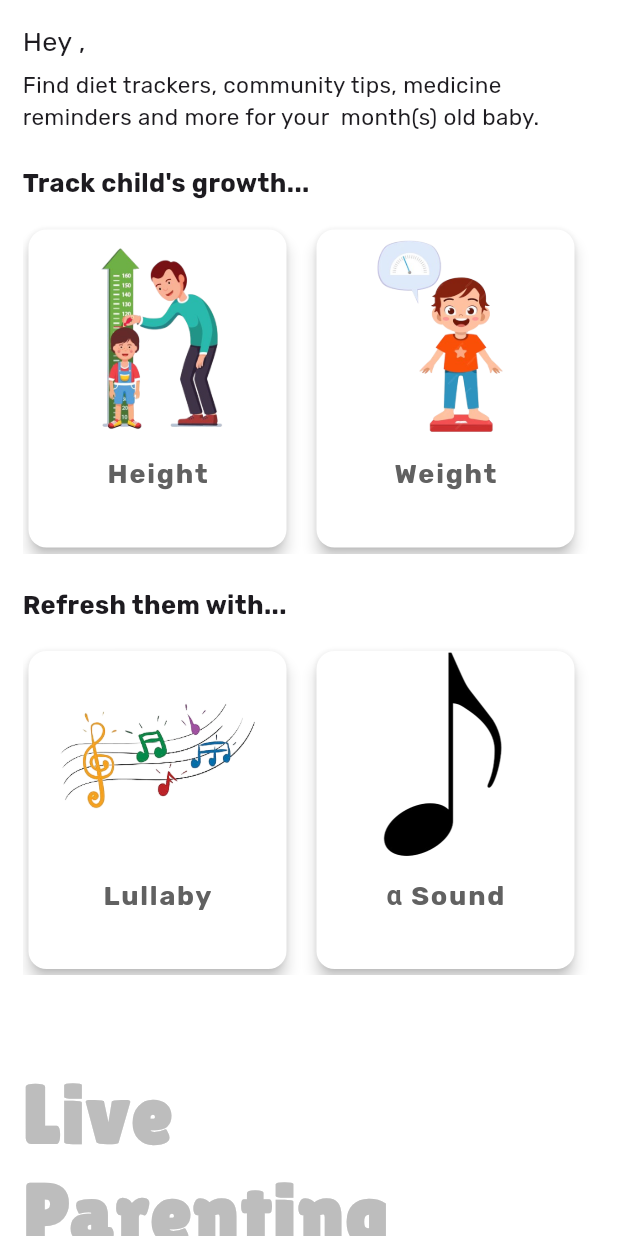
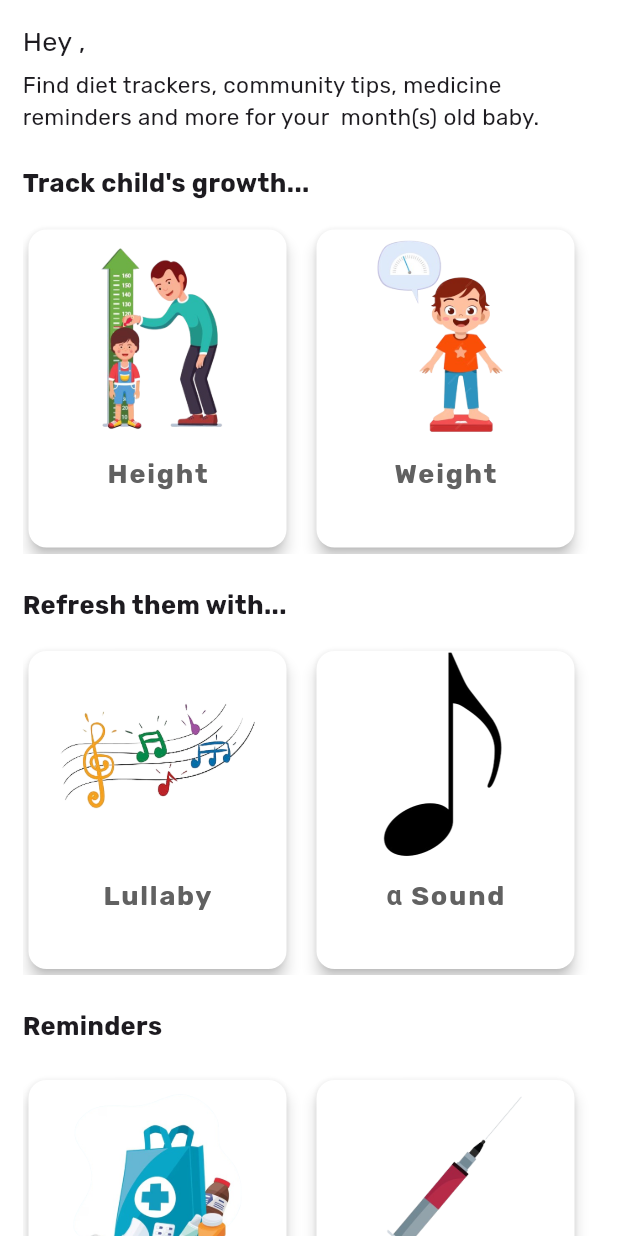
Before and after one commit to adarshnagrikar14/gsc24-garbh, a Flutter app: the HomeScreenParent screen opened directly, on a phone screen of 412 x 824 dp. Run offline on Flutter 3.47's test engine with Material 3 defaults, Android fonts, the phone set to English and light mode, and no system bars; our stand-ins replace audioplayers, cloud_firestore, firebase_auth, firebase_core, fl_chart, fluttertoast and 7 more; accounts and stored records are empty; project files that could hold a hidden picture were left out.

Commit message:
Parent home page updated

```diff
--- a/lib/data/med_exercise_data.dart
+++ b/lib/data/med_exercise_data.dart
@@ -5,7 +5,7 @@ List<Map<String, List<String>>> meditationData = [
       "1. Sit comfortably with your back straight and shoulders relaxed.\n2. Close your eyes and focus on your breath.\n3. Inhale and exhale slowly, clearing your mind.\n4. Repeat for a calming meditation experience.",
       "This meditation helps in achieving mental clarity and reducing stress.",
       "Calories Burn: N/A",
-      "15",
+      "15", // time
       "https://www.arogyayogaschool.com/blog/wp-content/uploads/2017/04/Sukhasana-Help-Reduce-Your-Blood-Pressure.jpg",
     ]
   },
--- /dev/null
+++ b/lib/data/podcast_data.dart
@@ -0,0 +1 @@
+//TO-Do
--- a/lib/parent_screens/home_parent.dart
+++ b/lib/parent_screens/home_parent.dart
@@ -138,6 +138,34 @@ class _HomeScreenParentState extends State<HomeScreenParent> {
               ),
 
               //
+              const Gap(22.0),
+              const Text(
+                "Reminders",
+                style: TextStyle(
+                  fontSize: 17.0,
+                  fontWeight: FontWeight.bold,
+                ),
+              ),
+              const Gap(20.0),
+              const SingleChildScrollView(
+                scrollDirection: Axis.horizontal,
+                child: Row(
+                  children: [
+                    CustomCard(
+                      imageName: "medicine.png",
+                      text: "Medicines",
+                    ),
+                    Gap(12.0),
+                    CustomCard(
+                      imageName: "injection.png",
+                      text: "Injections",
+                    ),
+                    Gap(12.0),
+                  ],
+                ),
+              ),
+
+              //
               Padding(
                 padding: const EdgeInsets.only(
                   top: 60.0,
--- a/lib/pw_screens/meditation_pw.dart
+++ b/lib/pw_screens/meditation_pw.dart
@@ -180,7 +180,6 @@ class _PerformExerciseState extends State<PerformExercise> {
     duration = int.parse(widget.exerciseData[4]);
     currentSeconds = duration;
     audioPlayer = AudioPlayer();
-    playBackgroundMusic();
   }
 
   void playBackgroundMusic() async {
@@ -191,6 +190,8 @@ class _PerformExerciseState extends State<PerformExercise> {
   }
 
   void startExercise() {
+    playBackgroundMusic();
+
     timer = Timer.periodic(const Duration(seconds: 1), (timer) {
       setState(() {
         if (currentSeconds > 0) {
@@ -228,6 +229,7 @@ class _PerformExerciseState extends State<PerformExercise> {
   @override
   void dispose() {
     timer.cancel();
+    audioPlayer.stop();
     audioPlayer.dispose();
     super.dispose();
   }
```
Also changed, not shown: lib/parent_screens/discover_parent.dart (+14 -1 lines), lib/pw_screens/music_pw.dart (+22 -4 lines), assets/images/injection.png (added), assets/images/medicine.png (added).
